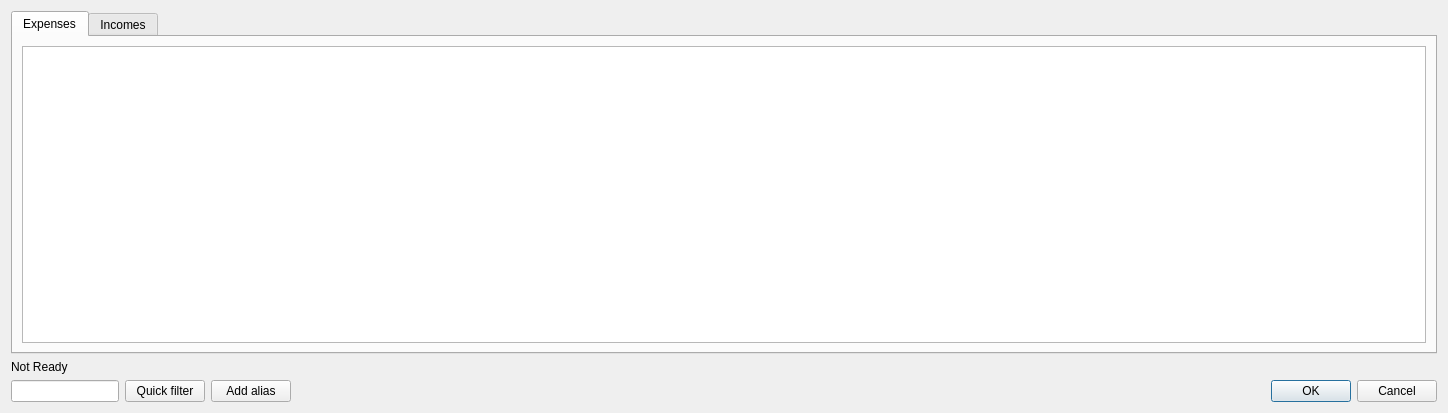
Old version of the form app/formatsgui/postimportdialog.ui in the repository DarkHobbit/homewallet.
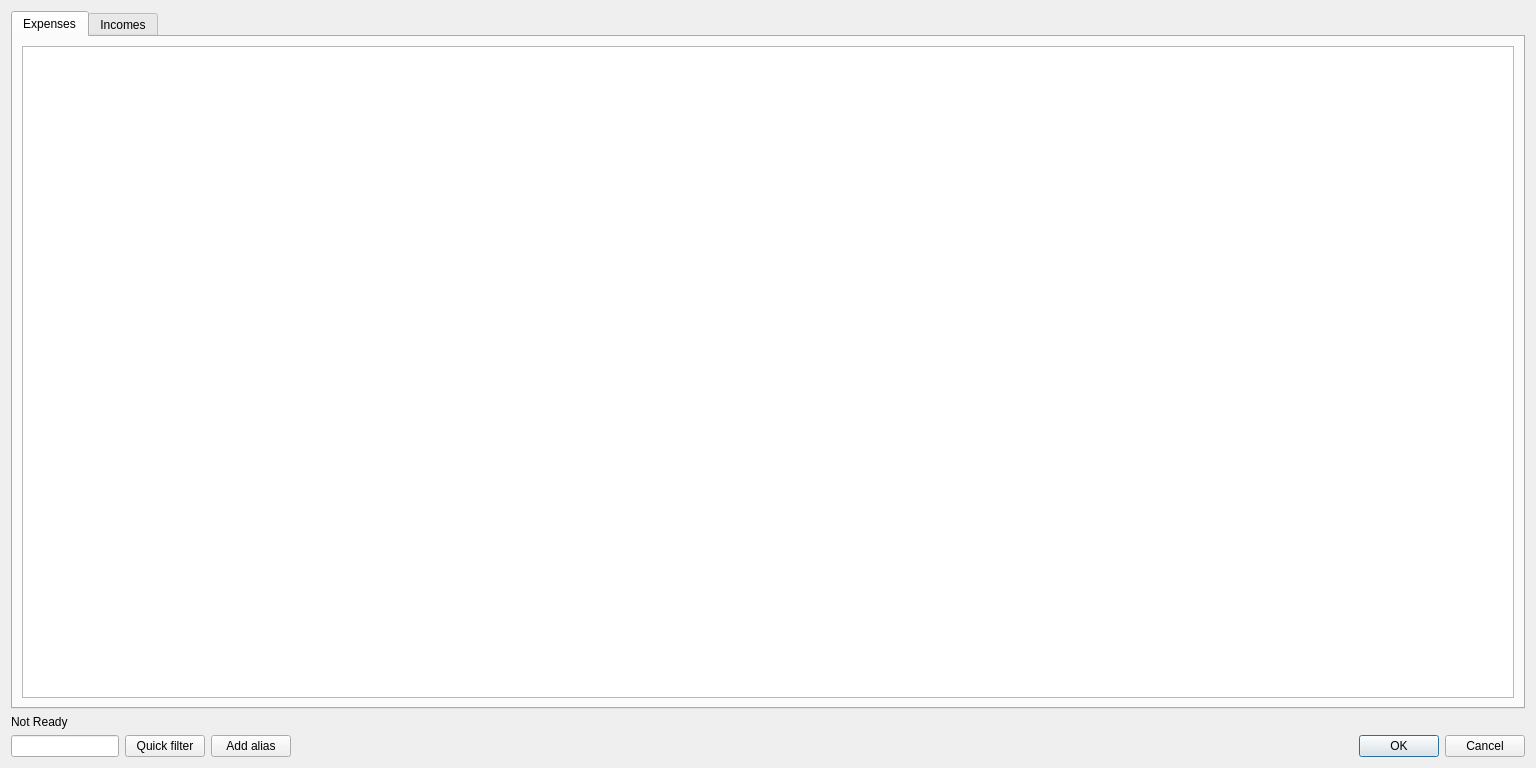
New version of the form.

Commit message: Post import dialog: count of records with ambiguous categories added to statistics

Patch:
```diff
--- a/app/formatsgui/postimportdialog.ui
+++ b/app/formatsgui/postimportdialog.ui
@@ -6,8 +6,8 @@
    <rect>
     <x>0</x>
     <y>0</y>
-    <width>1448</width>
-    <height>413</height>
+    <width>1536</width>
+    <height>768</height>
    </rect>
   </property>
   <property name="windowTitle">
```
The commit also changes 3 other files.
